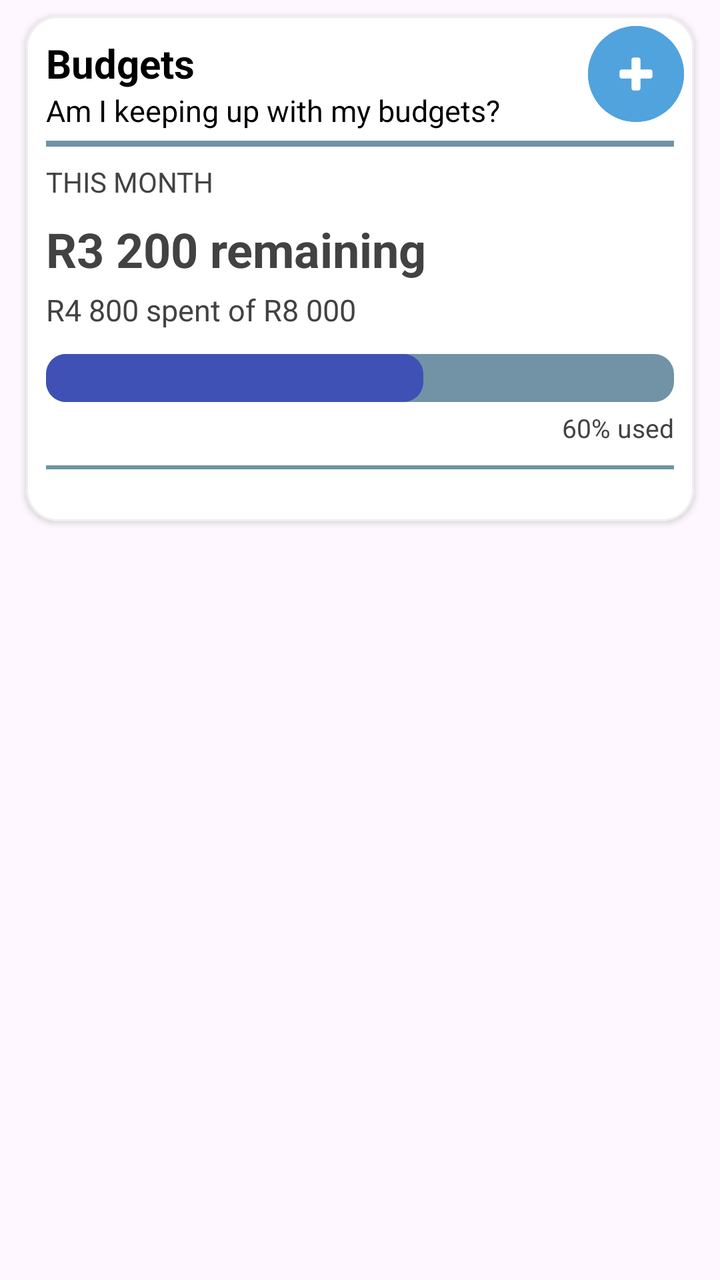
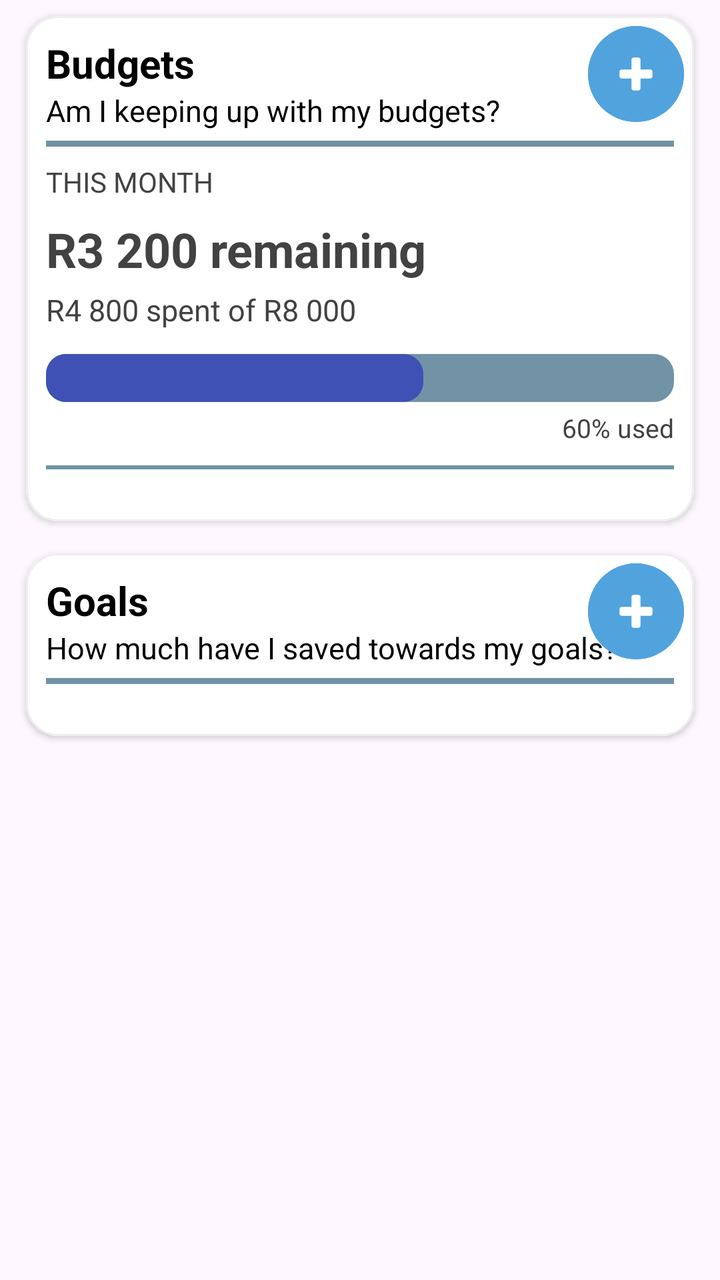

Compare the two renders of this Android layout. The source of the first and the diff that turns it into the second are given below.
<!-- AndroidManifest.xml: application theme Theme.BudgieApp -->
<!-- res/layout/page_dashboard_budgets_goals.xml -->
<?xml version="1.0" encoding="utf-8"?>
<androidx.core.widget.NestedScrollView
    xmlns:android="http://schemas.android.com/apk/res/android"
    android:layout_width="match_parent"
    android:layout_height="match_parent"
    android:fillViewport="true"
    android:clipToPadding="false"
    android:paddingBottom="88dp">

    <LinearLayout
        android:layout_width="match_parent"
        android:layout_height="wrap_content"
        android:orientation="vertical"
        android:paddingHorizontal="5dp">

        <include
            android:id="@+id/budgetsWidget"
            layout="@layout/widget_budgets"
            android:layout_width="match_parent"
            android:layout_height="wrap_content"
            android:layout_margin="8dp" />

    </LinearLayout>

</androidx.core.widget.NestedScrollView>
<!-- res/layout/widget_budgets.xml (included above) -->
<?xml version="1.0" encoding="utf-8"?>
<com.google.android.material.card.MaterialCardView xmlns:android="http://schemas.android.com/apk/res/android"
    xmlns:app="http://schemas.android.com/apk/res-auto"
    xmlns:tools="http://schemas.android.com/tools"
    android:id="@+id/main"
    android:layout_width="match_parent"
    android:layout_height="wrap_content"
    android:layout_margin="8dp"
    app:cardCornerRadius="16dp"
    app:cardElevation="2dp"
    app:strokeColor="#EEEEEE"
    app:strokeWidth="1dp"
    tools:context=".widgets.BudgetsWidget">

    <LinearLayout
        android:layout_width="match_parent"
        android:layout_height="wrap_content"
        android:background="@color/white"
        android:orientation="vertical"
        android:padding="10dp">

        <TextView
            android:id="@+id/txtBudgetHeading"
            android:layout_width="wrap_content"
            android:layout_height="wrap_content"
            android:text="Budgets"
            android:textSize="20sp"
            android:textStyle="bold" />

        <TextView
            android:id="@+id/txtTip"
            android:layout_width="wrap_content"
            android:layout_height="wrap_content"
            android:text="Am I keeping up with my budgets?"
            android:textSize="15sp" />

        <View
            android:id="@+id/breaker"
            android:layout_width="match_parent"
            android:layout_height="3dp"
            android:layout_marginTop="5dp"
            android:background="@color/input_blue" />

        <TextView
            android:id="@+id/txtTimePeriod"
            android:layout_width="wrap_content"
            android:layout_height="wrap_content"
            android:layout_marginTop="8dp"
            android:text="THIS MONTH"
            android:textColor="@color/soft_black"
            android:textSize="14sp" />


        
        <TextView
            android:id="@+id/txtBudgetRemaining"
            android:layout_width="match_parent"
            android:layout_height="wrap_content"
            android:layout_marginTop="8dp"
            android:textColor="@color/soft_black"
            android:textSize="24sp"
            android:textStyle="bold"
            android:text="R3 200 remaining"/>

        <TextView
            android:id="@+id/txtBudgetSpent"
            android:layout_width="match_parent"
            android:layout_height="wrap_content"
            android:layout_marginTop="4dp"
            android:textColor="@color/soft_black"
            android:textSize="15sp"
            android:text="R4 800 spent of R8 000" />

        <ProgressBar
            android:id="@+id/progressMonthlyBudget"
            style="?android:progressBarStyleHorizontal"
            android:layout_width="match_parent"
            android:layout_height="24dp"
            android:layout_marginTop="12dp"
            android:indeterminate="false"
            android:max="100"
            android:progressDrawable="@drawable/custom_progressbar"
            android:progressTint="#3F51B5"
            android:progress="60"/>

        <TextView
            android:id="@+id/txtBudgetPercentage"
            android:layout_width="match_parent"
            android:layout_height="wrap_content"
            android:layout_marginTop="4dp"
            android:gravity="end"
            android:textColor="@color/soft_black"
            android:textSize="13sp"
            android:text="60% used" />

        <View
            android:id="@+id/breaker2"
            android:layout_width="match_parent"
            android:layout_height="2dp"
            android:layout_marginTop="10dp"
            android:background="@color/input_blue"/>

        
        <LinearLayout
            android:id="@+id/budgetListContainer"
            android:layout_width="match_parent"
            android:layout_height="wrap_content"
            android:layout_marginTop="16dp"
            android:orientation="vertical">


        </LinearLayout>


    </LinearLayout>

    <com.google.android.material.button.MaterialButton
        android:id="@+id/btnAddNewBudget"
        android:layout_width="48dp"
        android:layout_height="48dp"
        android:layout_gravity="end"
        android:layout_margin="5dp"
        android:minWidth="0dp"
        android:minHeight="0dp"
        android:padding="0dp"
        android:insetLeft="0dp"
        android:insetRight="0dp"
        android:insetTop="0dp"
        android:insetBottom="0dp"
        android:contentDescription="Create new budget"
        app:backgroundTint="@color/background_header"
        app:cornerRadius="24dp"
        app:icon="@drawable/baseline_add_24"
        app:iconGravity="textStart"
        app:iconPadding="0dp"
        app:iconSize="24dp"
        app:iconTint="@color/white" />

</com.google.android.material.card.MaterialCardView>
<!-- resources referenced by this layout -->
<resources>
  <color name="background_header">#51A3DE</color>
  <color name="input_blue">#7292A6</color>
  <color name="soft_black">#424242</color>
  <color name="white">#FFFFFFFF</color>
  <!-- drawable baseline_add_24 (drawable) -->
  <vector xmlns:android="http://schemas.android.com/apk/res/android"
      android:width="32dp"
      android:height="32dp"
      android:tint="#FFFFFF"
      android:viewportWidth="24"
      android:viewportHeight="24">
  
      <path
          android:fillColor="@android:color/white"
          android:pathData="M19,13h-6v6h-2v-6H5v-2h6V5h2v6h6v2z"
          android:strokeColor="@android:color/white"
          android:strokeWidth="2.5"
          android:strokeLineCap="round"
          android:strokeLineJoin="round" />
  
  </vector>
  <!-- drawable custom_progressbar (drawable) -->
  <?xml version="1.0" encoding="utf-8"?>
  <layer-list xmlns:android="http://schemas.android.com/apk/res/android">
      
      <item android:id="@android:id/background">
  
          <shape android:shape="rectangle">
  
              <solid android:color="@color/input_blue" />
              <corners android:radius="10dp" />
  
          </shape>
  
      </item>
  
  
      
      <item android:id="@android:id/progress">
  
  
          <scale android:scaleWidth = "100%">
  
              <shape android:shape="rectangle">
  
                  <solid android:color="@color/budget_blue" />
                  <corners android:radius="10dp" />
  
              </shape>
  
          </scale>
  
      </item>
  
  </layer-list>
  <style name="Theme.BudgieApp" parent="Base.Theme.BudgieApp" />
  <color name="budget_blue">#2F4F5F</color>
  <style name="Base.Theme.BudgieApp" parent="Theme.Material3.DayNight.NoActionBar">
          
          
          <item name="android:textColor">#000000</item>
      </style>
</resources>

<!-- the commit's change to res/layout/page_dashboard_budgets_goals.xml (unified diff, before → after) -->
@@ -20,6 +20,12 @@
             android:layout_height="wrap_content"
             android:layout_margin="8dp" />
 
+        <include
+            android:id="@+id/goalsWidget"
+            layout="@layout/widget_goals"
+            android:layout_width="match_parent"
+            android:layout_height="wrap_content"
+            android:layout_margin="8dp" />
     </LinearLayout>
 
 </androidx.core.widget.NestedScrollView>
@@ -163,3 +169,83 @@
         app:iconTint="@color/white" />
 
 </com.google.android.material.card.MaterialCardView>
+<!-- res/layout/widget_goals.xml (included above) -->
+<?xml version="1.0" encoding="utf-8"?>
+<com.google.android.material.card.MaterialCardView xmlns:android="http://schemas.android.com/apk/res/android"
+    xmlns:app="http://schemas.android.com/apk/res-auto"
+    xmlns:tools="http://schemas.android.com/tools"
+    android:id="@+id/main"
+    android:layout_width="match_parent"
+    android:layout_height="wrap_content"
+    android:layout_margin="8dp"
+    app:cardCornerRadius="16dp"
+    app:cardElevation="2dp"
+    app:strokeColor="#EEEEEE"
+    app:strokeWidth="1dp"
+    tools:context=".widgets.GoalsWidget">
+
+    <LinearLayout
+        android:layout_width="match_parent"
+        android:layout_height="wrap_content"
+        android:background="@color/white"
+        android:orientation="vertical"
+        android:padding="10dp">
+
+        <TextView
+            android:id="@+id/txtGoalsHeading"
+            android:layout_width="wrap_content"
+            android:layout_height="wrap_content"
+            android:text="Goals"
+            android:textSize="20sp"
+            android:textStyle="bold" />
+
+        <TextView
+            android:id="@+id/txtTip"
+            android:layout_width="wrap_content"
+            android:layout_height="wrap_content"
+            android:text="How much have I saved towards my goals?"
+            android:textSize="15sp" />
+
+        <View
+            android:id="@+id/breaker"
+            android:layout_width="match_parent"
+            android:layout_height="3dp"
+            android:layout_marginTop="5dp"
+            android:background="@color/input_blue" />
+
+        
+        <LinearLayout
+            android:id="@+id/goalListContainer"
+            android:layout_width="match_parent"
+            android:layout_height="wrap_content"
+            android:layout_marginTop="16dp"
+            android:orientation="vertical">
+
+        </LinearLayout>
+
+
+    </LinearLayout>
+
+    <com.google.android.material.button.MaterialButton
+        android:id="@+id/btnAddNewGoal"
+        android:layout_width="48dp"
+        android:layout_height="48dp"
+        android:layout_gravity="end"
+        android:layout_margin="5dp"
+        android:minWidth="0dp"
+        android:minHeight="0dp"
+        android:padding="0dp"
+        android:insetLeft="0dp"
+        android:insetRight="0dp"
+        android:insetTop="0dp"
+        android:insetBottom="0dp"
+        android:contentDescription="Create new goal"
+        app:backgroundTint="@color/background_header"
+        app:cornerRadius="24dp"
+        app:icon="@drawable/baseline_add_24"
+        app:iconGravity="textStart"
+        app:iconPadding="0dp"
+        app:iconSize="24dp"
+        app:iconTint="@color/white" />
+
+</com.google.android.material.card.MaterialCardView>
